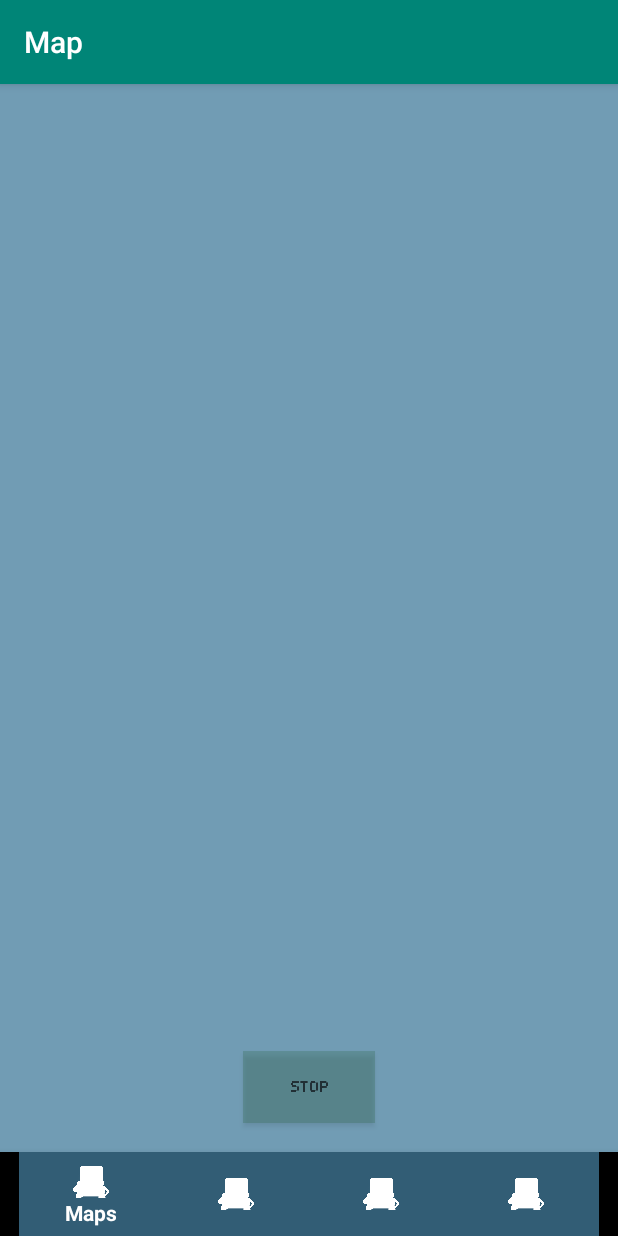
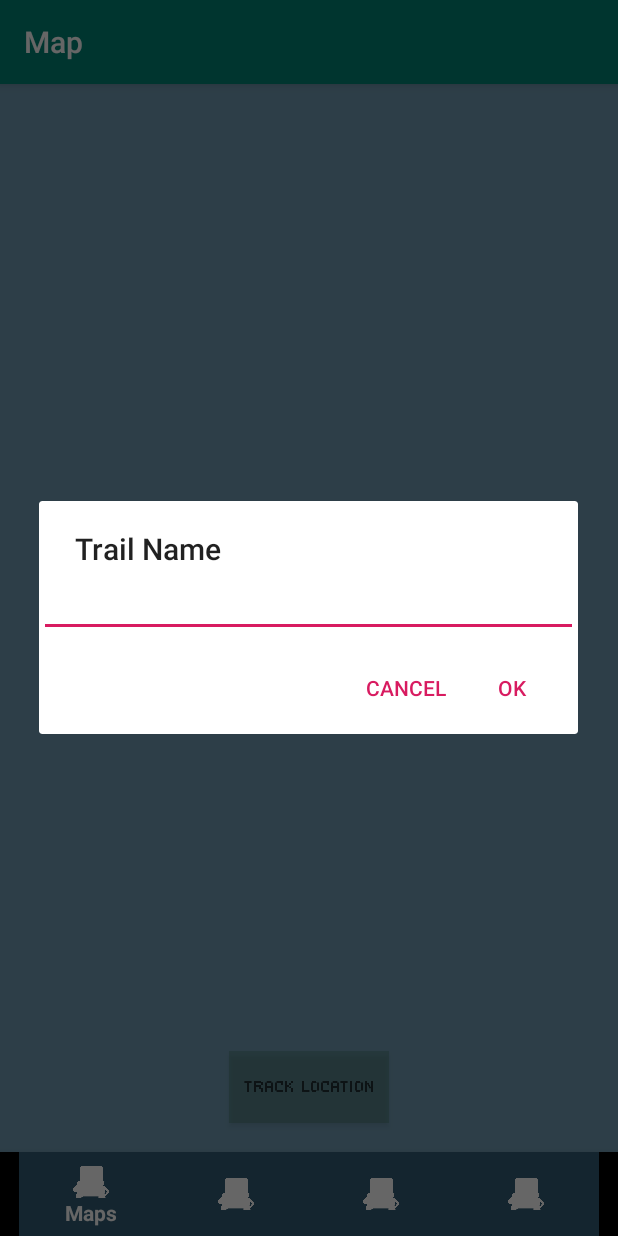
Before and after one commit to AaronRodden/lifestyleRPG, an Android app: the MapFragment screen opened directly, with no data from a screen before it, after a tap on "TRACK LOCATION", on a phone screen of 412 x 824 dp. Run offline under Robolectric (Android 15) with nearby library versions, the phone set to English and light mode, and no system bars; our stand-ins replace Firebase (no records; nobody signed in at launch, a user with empty details on screens opened directly).

Commit message:
Added input trail name diag, fixed bug where circle didnt update new coordinates after leaving activity

```diff
--- a/app/src/main/java/dev/lifeStyleRPG/MapFragment.java
+++ b/app/src/main/java/dev/lifeStyleRPG/MapFragment.java
@@ -1,8 +1,10 @@
 package dev.lifeStyleRPG;
 
 import android.Manifest;
+import android.app.AlertDialog;
 import android.content.BroadcastReceiver;
 import android.content.Context;
+import android.content.DialogInterface;
 import android.content.Intent;
 import android.content.IntentFilter;
 import android.content.pm.PackageManager;
@@ -22,7 +24,9 @@ import android.util.Log;
 import android.view.LayoutInflater;
 import android.view.View;
 import android.view.ViewGroup;
+import android.widget.AutoCompleteTextView;
 import android.widget.Button;
+import android.widget.EditText;
 import android.widget.Toast;
 
 import com.google.android.gms.maps.CameraUpdateFactory;
@@ -36,6 +40,7 @@ import com.google.android.gms.maps.model.Polyline;
 import com.google.android.gms.maps.model.PolylineOptions;
 import com.google.android.gms.tasks.OnFailureListener;
 import com.google.android.gms.tasks.OnSuccessListener;
+import com.google.android.material.textfield.TextInputLayout;
 import com.google.firebase.Timestamp;
 import com.google.firebase.auth.FirebaseAuth;
 import com.google.firebase.firestore.DocumentReference;
@@ -62,6 +67,7 @@ public class MapFragment extends Fragment implements OnMapReadyCallback, View.On
 
     Button locationButton;
     String locButt_text;
+    String trail_name;
     Intent locationIntent;
 
     //for tracking user.
@@ -89,6 +95,7 @@ public class MapFragment extends Fragment implements OnMapReadyCallback, View.On
     @Override
     public void onActivityCreated(Bundle savedInstanceState){
         super.onActivityCreated(savedInstanceState);
+        Log.e("MapsFragment", "onActivityCreated");
        //restore fragment state here
         if(savedInstanceState != null){
             viewModel.setString(savedInstanceState.getString("button_txt"));
@@ -96,6 +103,7 @@ public class MapFragment extends Fragment implements OnMapReadyCallback, View.On
             //we must populate the view model again.
             Log.e("Fragment", savedInstanceState.getParcelableArrayList("trail").toString());
             if (savedInstanceState.getBoolean("isMaking") == true){
+                trail_name=savedInstanceState.getString("trail_name");
                 continueTrail(savedInstanceState.getString("trail_name"), savedInstanceState.getParcelableArrayList("trail"));
             }
             viewModel.setPlayerPos(savedInstanceState.getParcelable("last_pos"));
@@ -140,6 +148,7 @@ public class MapFragment extends Fragment implements OnMapReadyCallback, View.On
         super.onResume();
         Log.e("MapsFragment", "onResume");
         locationButton.setText(viewModel.get_current_text());
+        trail_name = viewModel.getTrailName();
         SupportMapFragment smf = ((SupportMapFragment) getChildFragmentManager().findFragmentById(R.id.map));
         smf.getMapAsync(this);
     }
@@ -185,8 +194,8 @@ public class MapFragment extends Fragment implements OnMapReadyCallback, View.On
         Log.e("MapsFragment", "onMapReady");
         mMap = googleMap;
         locationButton.setText(viewModel.get_current_text());
-        /*Get last known coordinates*/
-        if(viewModel.getLastPos() != null)
+        /*Get last known coordinates, and i*/
+        if(viewModel.getLastPos() != null && player_pos == null)
             player_pos = mMap.addCircle(circle_properties.center(viewModel.getLastPos()));
         if(viewModel.getTrail() != null)
             currentTrail = mMap.addPolyline(currentTrailOptions);
@@ -206,7 +215,6 @@ public class MapFragment extends Fragment implements OnMapReadyCallback, View.On
         locButt_text = locationButton.getText().toString();
         locationIntent = new Intent(getActivity(), LocationService.class);
         if (locButt_text.equals(getResources().getString(R.string.start_location))){
-            Log.d("startLocationService", locButt_text);
             //ask for permissions.
             //need to still handle a deny request
             if (ActivityCompat.checkSelfPermission(getContext(), Manifest.permission.ACCESS_FINE_LOCATION)!= PackageManager.PERMISSION_GRANTED){
@@ -214,18 +222,57 @@ public class MapFragment extends Fragment implements OnMapReadyCallback, View.On
                 //if permissions aren't set, ask
                 ActivityCompat.requestPermissions(getActivity(), new String[]{Manifest.permission.ACCESS_FINE_LOCATION}, REQUEST_CODE);
             } else {
-                getActivity().startService(locationIntent);
-                startTrail("test-name");
-                Log.d("startloc", "start service");
-                locButt_text = getResources().getString(R.string.stop_location);
-                locationButton.setText(R.string.stop_location);
-                viewModel.setString(getResources().getString(R.string.stop_location));
-            }
+
+                /**
+                 * Sets up insert trail name dialogue
+                 */
+                final EditText txtUrl = new EditText(getContext());
+                new AlertDialog.Builder(getContext())
+                        .setTitle("Trail Name")
+                        .setView(txtUrl)
+                        .setPositiveButton("Ok", new DialogInterface.OnClickListener() {
+                        @Override
+                        public void onClick(DialogInterface dialogInterface, int i) {
+                            if(txtUrl.getText().toString().equals("") || txtUrl.getText() == null){
+                                Toast.makeText(getContext(),"Please enter a name", Toast.LENGTH_SHORT);
+                                return;
+                            }
+                            trail_name = txtUrl.getText().toString();
+                            Log.e("Fragment", "Hello why the fcuk");
+
+                            /**
+                            * Starts the location service
+                            */
+                            getActivity().startService(locationIntent);
+                            startTrail(trail_name);
+                            Log.e("startloc", "start service");
+                            locButt_text = getResources().getString(R.string.stop_location);
+                            locationButton.setText(R.string.stop_location);
+                            viewModel.setString(getResources().getString(R.string.stop_location));
+                            dialogInterface.dismiss();
+                        }
+                    }).setNegativeButton("Cancel", new DialogInterface.OnClickListener() {
+                        @Override
+                        public void onClick(DialogInterface dialogInterface, int i) {
+                            dialogInterface.cancel();
+                        }
+                    }).show();
+                }
         }else if(locButt_text.equals(getResources().getString(R.string.stop_location))){
             Log.d("stopLocationService", locButt_text);
             //To track the city name
             Geocoder geocoder = new Geocoder(getActivity(), Locale.getDefault());
             Map<String, Object> payload = new HashMap<>();
+            getActivity().stopService(locationIntent);
+
+            //Deals with the case if user starts and stops quickly
+            if(viewModel.getPlayerPos() == null){
+                viewModel.setString(getResources().getString(R.string.start_location));
+                locationButton.setText(R.string.start_location);
+                locButt_text = getResources().getString(R.string.start_location);
+                return;
+            }
+
             try {
                 List<Address> addresses = geocoder.getFromLocation(viewModel.getPlayerPos().latitude,viewModel.getPlayerPos().longitude,1);
                 String cityName = addresses.get(0).getAddressLine(0);
@@ -253,7 +300,7 @@ public class MapFragment extends Fragment implements OnMapReadyCallback, View.On
                 payload.put("trailPoints","");
             }
 
-
+            //Adds in the payload
             fstore.collection("trails").
                     add(payload)
                     .addOnSuccessListener(new OnSuccessListener<DocumentReference>() {
@@ -269,7 +316,6 @@ public class MapFragment extends Fragment implements OnMapReadyCallback, View.On
                         }
                     });
             endTrail();
-            getActivity().stopService(locationIntent);
             viewModel.setString(getResources().getString(R.string.start_location));
             locationButton.setText(R.string.start_location);
             locButt_text = getResources().getString(R.string.start_location);
```
